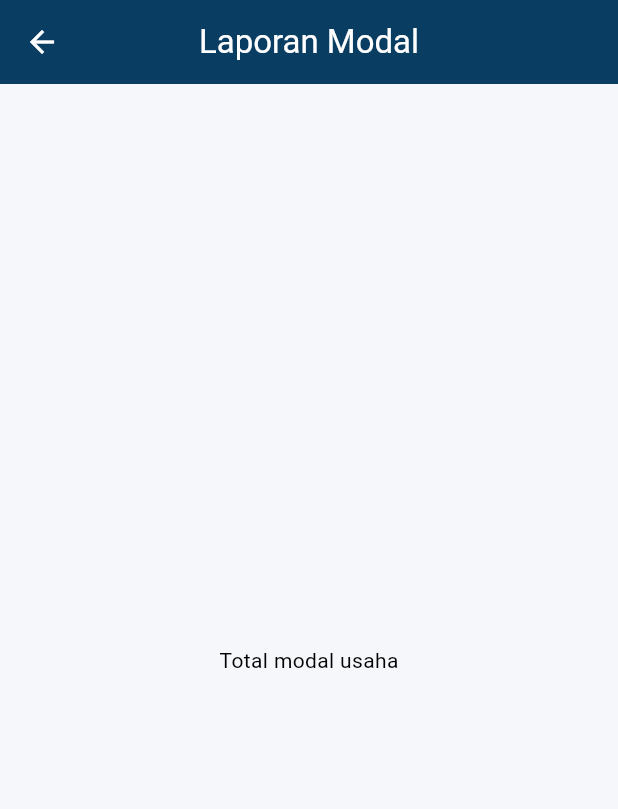
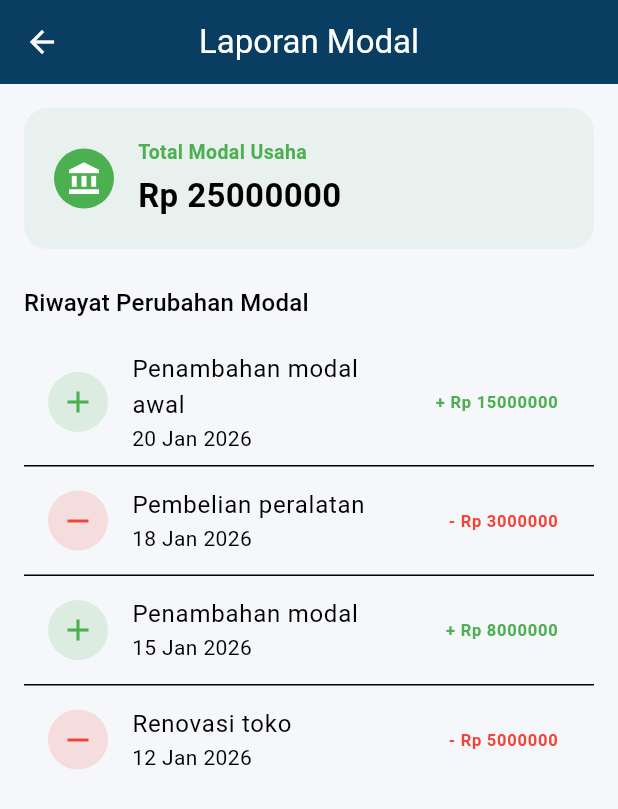
Before and after one commit to aprilianurfa/USAHAKU, a Flutter app: the LaporanModalPage screen opened directly, on a phone screen of 412 x 824 dp. Shown: the top 809 px of the screen. Run offline on Flutter 3.47's test engine with Material 3 defaults, Android fonts, the light colour scheme and no system bars; our stand-ins replace dio, flutter_secure_storage, image_picker; missing offline and left inert: blue_thermal_printer; accounts and stored records are empty; statements that could not run were skipped.

Commit message:
Update capital_report.dart

```diff
--- a/lib/pages/report/capital_report.dart
+++ b/lib/pages/report/capital_report.dart
@@ -5,12 +5,127 @@ class LaporanModalPage extends StatelessWidget {
 
   @override
   Widget build(BuildContext context) {
-    return Scaffold( // ✅ HAPUS const
+    // ===== DATA DUMMY =====
+    final int totalModal = 25000000;
+    final List<Map<String, dynamic>> riwayatModal = [
+      {
+        'tanggal': '20 Jan 2026',
+        'keterangan': 'Penambahan modal awal',
+        'jumlah': 15000000,
+        'tipe': 'masuk',
+      },
+      {
+        'tanggal': '18 Jan 2026',
+        'keterangan': 'Pembelian peralatan',
+        'jumlah': 3000000,
+        'tipe': 'keluar',
+      },
+      {
+        'tanggal': '15 Jan 2026',
+        'keterangan': 'Penambahan modal',
+        'jumlah': 8000000,
+        'tipe': 'masuk',
+      },
+      {
+        'tanggal': '12 Jan 2026',
+        'keterangan': 'Renovasi toko',
+        'jumlah': 5000000,
+        'tipe': 'keluar',
+      },
+    ];
+
+    return Scaffold(
       appBar: AppBar(
         title: const Text('Laporan Modal'),
       ),
-      body: const Center(
-        child: Text('Total modal usaha'),
+      body: SingleChildScrollView(
+        padding: const EdgeInsets.all(16),
+        child: Column(
+          children: [
+            // ===== RINGKASAN MODAL =====
+            Container(
+              padding: const EdgeInsets.all(20),
+              decoration: BoxDecoration(
+                color: Colors.green.withOpacity(0.08),
+                borderRadius: BorderRadius.circular(16),
+              ),
+              child: Row(
+                children: [
+                  const CircleAvatar(
+                    backgroundColor: Colors.green,
+                    child: Icon(Icons.account_balance, color: Colors.white),
+                  ),
+                  const SizedBox(width: 16),
+                  Column(
+                    crossAxisAlignment: CrossAxisAlignment.start,
+                    children: [
+                      const Text(
+                        'Total Modal Usaha',
+                        style: TextStyle(
+                          fontSize: 13,
+                          color: Colors.green,
+                          fontWeight: FontWeight.w600,
+                        ),
+                      ),
+                      const SizedBox(height: 4),
+                      Text(
+                        'Rp $totalModal',
+                        style: const TextStyle(
+                          fontSize: 22,
+                          fontWeight: FontWeight.bold,
+                        ),
+                      ),
+                    ],
+                  ),
+                ],
+              ),
+            ),
+
+            const SizedBox(height: 24),
+
+            // ===== RIWAYAT MODAL =====
+            Align(
+              alignment: Alignment.centerLeft,
+              child: Text(
+                'Riwayat Perubahan Modal',
+                style: Theme.of(context).textTheme.titleMedium,
+              ),
+            ),
+            const SizedBox(height: 12),
+
+            ListView.separated(
+              shrinkWrap: true,
+              physics: const NeverScrollableScrollPhysics(),
+              itemCount: riwayatModal.length,
+              separatorBuilder: (_, __) => const Divider(height: 1),
+              itemBuilder: (context, index) {
+                final data = riwayatModal[index];
+                final bool isMasuk = data['tipe'] == 'masuk';
+
+                return ListTile(
+                  leading: CircleAvatar(
+                    backgroundColor: isMasuk
+                        ? Colors.green.withOpacity(0.15)
+                        : Colors.red.withOpacity(0.15),
+                    child: Icon(
+                      isMasuk ? Icons.add : Icons.remove,
+                      color: isMasuk ? Colors.green : Colors.red,
+                    ),
+                  ),
+                  title: Text(data['keterangan']),
+                  subtitle: Text(data['tanggal']),
+                  trailing: Text(
+                    (isMasuk ? '+ ' : '- ') + 'Rp ${data['jumlah']}',
+                    style: TextStyle(
+                      fontWeight: FontWeight.bold,
+                      color: isMasuk ? Colors.green : Colors.red,
+                    ),
+                  ),
+                );
+              },
+            ),
+          ],
+        ),
       ),
     );
   }
```
